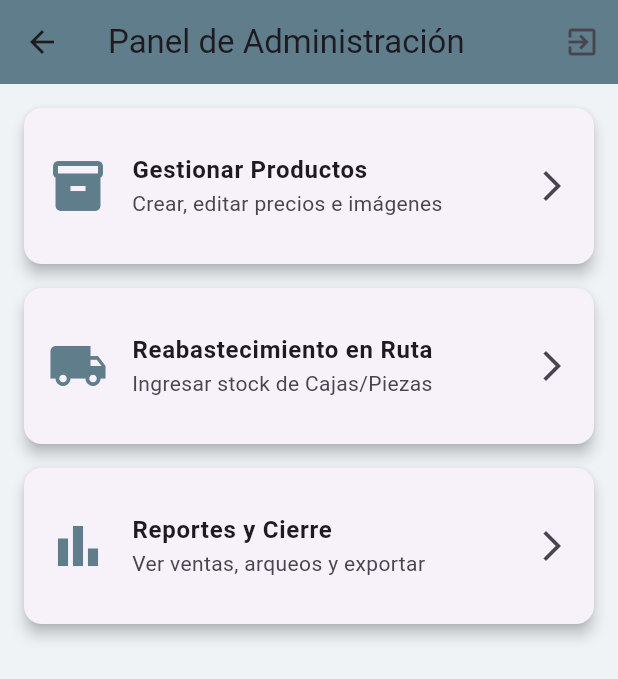
After one commit to DesarrolladorWebFrias/Sistema-M-vil-de-Gesti-n-de-Ventas-y-Rutas-Offline-First, a Flutter app: the AdminHomeScreen screen opened by its route, on a phone screen of 412 x 824 dp. The commit adds this screen. Shown: the top 679 px of the screen. Run offline on Flutter 3.47's test engine with Material 3 defaults, Android fonts, the phone set to English and light mode, and no system bars; our stand-ins replace sqflite; accounts and stored records are empty.

Commit message:
Admin Module: Login Screen and Navigation Routes

```diff
--- /dev/null
+++ b/lib/screens/admin/admin_home.dart
@@ -0,0 +1,86 @@
+import 'package:flutter/material.dart';
+
+class AdminHomeScreen extends StatelessWidget {
+  const AdminHomeScreen({Key? key}) : super(key: key);
+
+  @override
+  Widget build(BuildContext context) {
+    return Scaffold(
+      appBar: AppBar(
+        title: const Text("Panel de Administración"),
+        backgroundColor: Colors.blueGrey,
+        actions: [
+          IconButton(
+            icon: const Icon(Icons.exit_to_app),
+            onPressed: () {
+              // Cerrar sesión y volver al inicio (Ventas o Splash)
+              Navigator.pushNamedAndRemoveUntil(context, '/sales', (route) => false);
+            },
+          ),
+        ],
+      ),
+      body: ListView(
+        padding: const EdgeInsets.all(16),
+        children: [
+          _AdminMenuCard(
+            icon: Icons.inventory_2,
+            title: "Gestionar Productos",
+            subtitle: "Crear, editar precios e imágenes",
+            onTap: () {
+              // Navigator.pushNamed(context, '/admin_products');
+              ScaffoldMessenger.of(context).showSnackBar(const SnackBar(content: Text("Próximamente: ABM Productos")));
+            },
+          ),
+          _AdminMenuCard(
+            icon: Icons.local_shipping,
+            title: "Reabastecimiento en Ruta",
+            subtitle: "Ingresar stock de Cajas/Piezas",
+            onTap: () {
+              // Navigator.pushNamed(context, '/admin_restock');
+              ScaffoldMessenger.of(context).showSnackBar(const SnackBar(content: Text("Próximamente: Reabastecimiento")));
+            },
+          ),
+          _AdminMenuCard(
+            icon: Icons.bar_chart,
+            title: "Reportes y Cierre",
+            subtitle: "Ver ventas, arqueos y exportar",
+            onTap: () {
+               // Navigator.pushNamed(context, '/admin_reports');
+               ScaffoldMessenger.of(context).showSnackBar(const SnackBar(content: Text("Próximamente: Reportes")));
+            },
+          ),
+        ],
+      ),
+    );
+  }
+}
+
+class _AdminMenuCard extends StatelessWidget {
+  final IconData icon;
+  final String title;
+  final String subtitle;
+  final VoidCallback onTap;
+
+  const _AdminMenuCard({
+    required this.icon,
+    required this.title,
+    required this.subtitle,
+    required this.onTap,
+  });
+
+  @override
+  Widget build(BuildContext context) {
+    return Card(
+      elevation: 4,
+      margin: const EdgeInsets.only(bottom: 16),
+      child: ListTile(
+        leading: Icon(icon, size: 40, color: Colors.blueGrey),
+        title: Text(title, style: const TextStyle(fontWeight: FontWeight.bold)),
+        subtitle: Text(subtitle),
+        trailing: const Icon(Icons.arrow_forward_ios),
+        contentPadding: const EdgeInsets.all(16),
+        onTap: onTap,
+      ),
+    );
+  }
+}
```
Also changed, not shown: lib/main.dart (+14 -0 lines), lib/screens/admin/admin_login.dart (added, +85 -0 lines).
